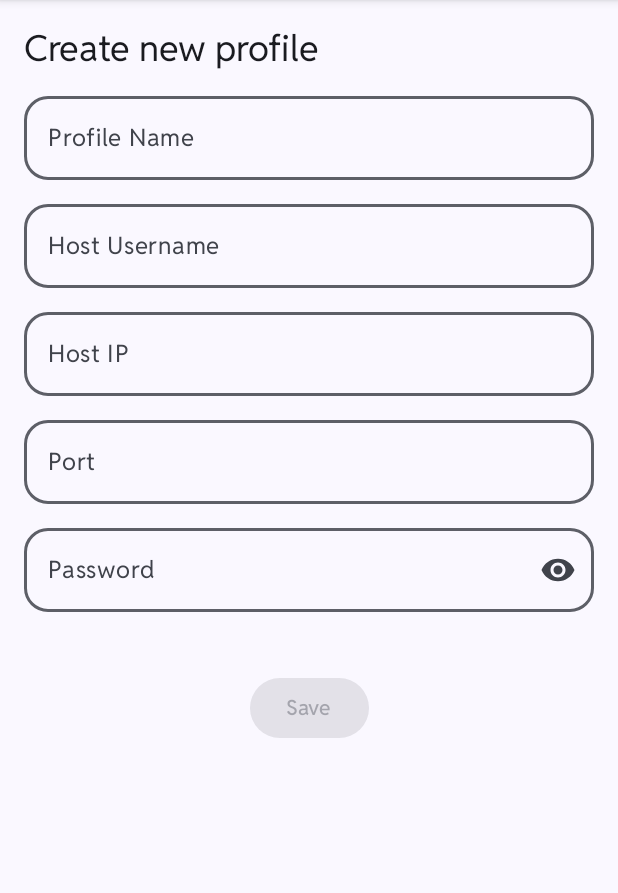
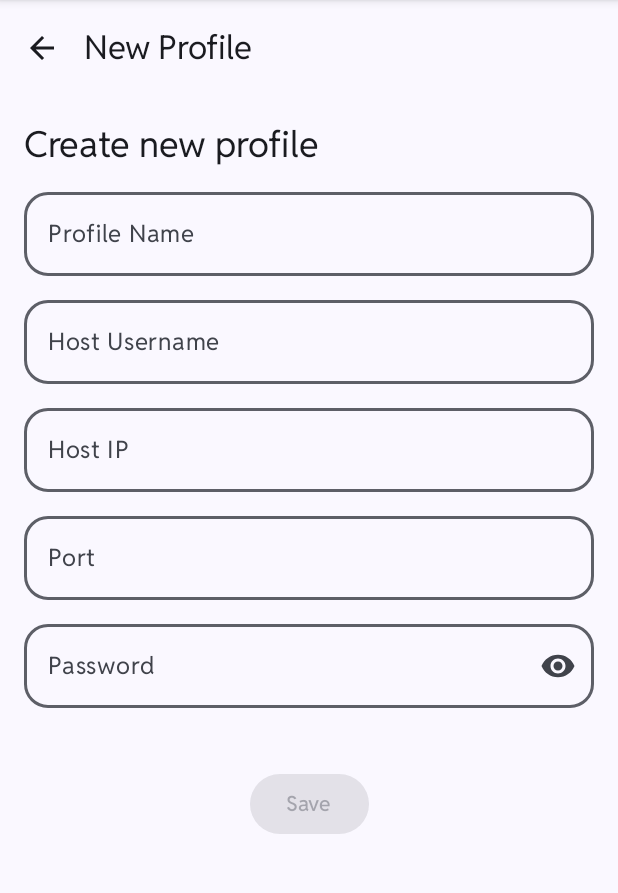
Before and after one commit to abijith-2002/mobile-file-transfer-318, an Android app built with Jetpack Compose: the NewProfileScreen screen opened through its navigation route, on a phone screen of 412 x 824 dp, the part 84-977 px from its top. Run offline under Robolectric (Android 15) with nearby library versions, the phone set to English and light mode, and no system bars; Roboto replaces fonts that are not available here.

Commit message:
Checkpoint 16 - cg112bdc14

```diff
--- a/android_frontend/app/src/main/kotlin/com/app/quicktransfer/MainActivity.kt
+++ b/android_frontend/app/src/main/kotlin/com/app/quicktransfer/MainActivity.kt
@@ -50,7 +50,8 @@ private fun AppNav(
                 onSave = { _, _, _, _, _ ->
                     // For now, simply return to previous screen after "Save"
                     navController.popBackStack()
-                }
+                },
+                onBack = { navController.popBackStack() }
             )
         }
     }
--- a/android_frontend/app/src/main/kotlin/com/app/quicktransfer/ui/home/HomeScreen.kt
+++ b/android_frontend/app/src/main/kotlin/com/app/quicktransfer/ui/home/HomeScreen.kt
@@ -34,6 +34,17 @@ import androidx.compose.ui.tooling.preview.PreviewParameterProvider
 
 @OptIn(ExperimentalMaterial3Api::class)
 // PUBLIC_INTERFACE
+/**
+ * Home screen that lists saved connection profiles with a top app bar and add-profile FAB.
+ *
+ * Parameters:
+ * - onAddProfile: Called when the user taps the add action.
+ * - onOpenProfile: Called when the user taps a profile card.
+ * - repository: Data source that provides the profiles.
+ *
+ * Returns:
+ * - None. Renders the UI.
+ */
 @Composable
 fun HomeScreen(
     onAddProfile: () -> Unit,
@@ -43,6 +54,16 @@ fun HomeScreen(
     val profiles by repository.profiles.collectAsState()
 
     Scaffold(
+        topBar = {
+            androidx.compose.material3.TopAppBar(
+                title = {
+                    Text(
+                        text = "Connections",
+                        style = MaterialTheme.typography.titleLarge
+                    )
+                }
+            )
+        },
         floatingActionButton = {
             FloatingActionButton(onClick = onAddProfile) {
                 Icon(imageVector = Icons.Filled.Add, contentDescription = "Add profile")
--- a/android_frontend/app/src/main/kotlin/com/app/quicktransfer/ui/home/NewProfileScreen.kt
+++ b/android_frontend/app/src/main/kotlin/com/app/quicktransfer/ui/home/NewProfileScreen.kt
@@ -13,6 +13,7 @@ import androidx.compose.foundation.shape.RoundedCornerShape
 import androidx.compose.foundation.text.KeyboardOptions
 import androidx.compose.foundation.verticalScroll
 import androidx.compose.material.icons.Icons
+import androidx.compose.material.icons.filled.ArrowBack
 import androidx.compose.material.icons.filled.Visibility
 import androidx.compose.material.icons.filled.VisibilityOff
 import androidx.compose.material3.ButtonDefaults
@@ -20,9 +21,12 @@ import androidx.compose.material3.ElevatedButton
 import androidx.compose.material3.Icon
 import androidx.compose.material3.IconButton
 import androidx.compose.material3.MaterialTheme
+import androidx.compose.material3.Scaffold
 import androidx.compose.material3.Text
 import androidx.compose.material3.TextField
 import androidx.compose.material3.TextFieldDefaults
+import androidx.compose.material3.TopAppBar
+import androidx.compose.material3.ExperimentalMaterial3Api
 import androidx.compose.runtime.Composable
 import androidx.compose.runtime.getValue
 import androidx.compose.runtime.mutableStateOf
@@ -38,7 +42,6 @@ import androidx.compose.ui.text.input.VisualTransformation
 import androidx.compose.ui.unit.dp
 
 /**
- * PUBLIC_INTERFACE
  * A screen for creating a new connection profile. It includes Material 3 input fields
  * for Profile Name, Host Username, Host IP, Port, and Password, all styled with 16dp
  * rounded corners and a 2dp border, and an Elevated Save button centered horizontally.
@@ -47,15 +50,18 @@ import androidx.compose.ui.unit.dp
  * - onSave: Callback invoked when user presses Save. Provides the entered values:
  *           name, username, host, port, password.
  * - modifier: Optional modifier for this screen.
+ * - onBack: Callback invoked when the user taps the back navigation icon in the top app bar.
  *
  * Returns:
  * - None. Renders the UI.
  */
  // PUBLIC_INTERFACE
+@OptIn(ExperimentalMaterial3Api::class)
 @Composable
 fun NewProfileScreen(
     onSave: (name: String, username: String, host: String, port: Int, password: String) -> Unit = { _, _, _, _, _ -> },
-    modifier: Modifier = Modifier
+    modifier: Modifier = Modifier,
+    onBack: () -> Unit = {}
 ) {
     // Local state as no ViewModel/state hoisting is present for this screen yet
     var profileName by remember { mutableStateOf("") }
@@ -68,9 +74,27 @@ fun NewProfileScreen(
     val scrollState = rememberScrollState()
     val shape = RoundedCornerShape(16.dp)
 
+    Scaffold(
+        topBar = {
+            TopAppBar(
+                title = {
+                    Text(
+                        text = "New Profile",
+                        style = MaterialTheme.typography.titleLarge
+                    )
+                },
+                navigationIcon = {
+                    IconButton(onClick = onBack) {
+                        Icon(imageVector = Icons.Filled.ArrowBack, contentDescription = "Back")
+                    }
+                }
+            )
+        }
+    ) { padding ->
         Column(
             modifier = modifier
                 .fillMaxSize()
+                .padding(padding)
                 .padding(16.dp)
                 .verticalScroll(scrollState),
             verticalArrangement = Arrangement.spacedBy(16.dp)
@@ -157,6 +181,7 @@ fun NewProfileScreen(
             }
         }
     }
+}
 
 /**
  * A Material 3 TextField wrapped with a 2dp border and 16dp rounded corners.
```
Also changed, not shown: 4 other files. Lines whose indentation alone changed are shown as unchanged.
